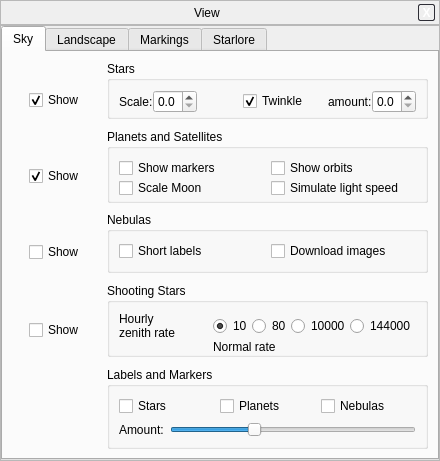
Before: the Qt Designer form src/gui/viewDialog.ui in 519984307/stellarium_src, drawn with Qt 5.
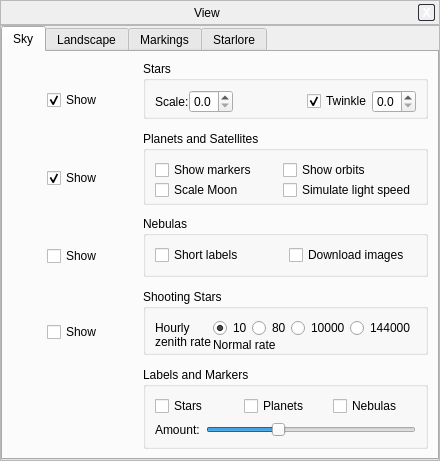
After: the same form once the commit is applied. The open tabs and pages were chosen to show the change. Icons and pictures are not drawn. Custom widgets are drawn as their Qt base class.

```diff
--- a/src/gui/viewDialog.ui
+++ b/src/gui/viewDialog.ui
@@ -367,26 +367,6 @@
                  </property>
                 </widget>
                </item>
-               <item>
-                <spacer>
-                 <property name="orientation" >
-                  <enum>Qt::Horizontal</enum>
-                 </property>
-                 <property name="sizeHint" >
-                  <size>
-                   <width>20</width>
-                   <height>20</height>
-                  </size>
-                 </property>
-                </spacer>
-               </item>
-               <item>
-                <widget class="QLabel" name="label_2" >
-                 <property name="text" >
-                  <string>amount:</string>
-                 </property>
-                </widget>
-               </item>
                <item>
                 <widget class="QDoubleSpinBox" name="starTwinkleAmountDoubleSpinBox" >
                  <property name="decimals" >
@@ -844,14 +824,14 @@
              <property name="verticalSpacing" >
               <number>0</number>
              </property>
-             <item row="0" column="0" >
+             <item rowspan="2" row="0" column="0" >
               <widget class="QLabel" name="label_14" >
                <property name="text" >
-                <string>&lt;html>&lt;head>&lt;meta name="qrichtext" content="1" />&lt;style type="text/css">
-p, li { white-space: pre-wrap; }
-&lt;/style>&lt;/head>&lt;body style=" font-family:'DejaVu'; font-size:9pt; font-weight:400; font-style:normal;">
-&lt;p style=" margin-top:0px; margin-bottom:0px; margin-left:0px; margin-right:0px; -qt-block-indent:0; text-indent:0px;">Hourly &lt;/p>
-&lt;p style=" margin-top:0px; margin-bottom:0px; margin-left:0px; margin-right:0px; -qt-block-indent:0; text-indent:0px;">zenith rate&lt;/p>&lt;/body>&lt;/html></string>
+                <string>Hourly
+zenith rate</string>
+               </property>
+               <property name="textFormat" >
+                <enum>Qt::PlainText</enum>
                </property>
               </widget>
              </item>
@@ -895,6 +875,9 @@
                <property name="text" >
                 <string>Normal rate</string>
                </property>
+               <property name="textFormat" >
+                <enum>Qt::PlainText</enum>
+               </property>
               </widget>
              </item>
             </layout>
```
Left out of the diff: 21 changed lines with no effect on the pictures.
